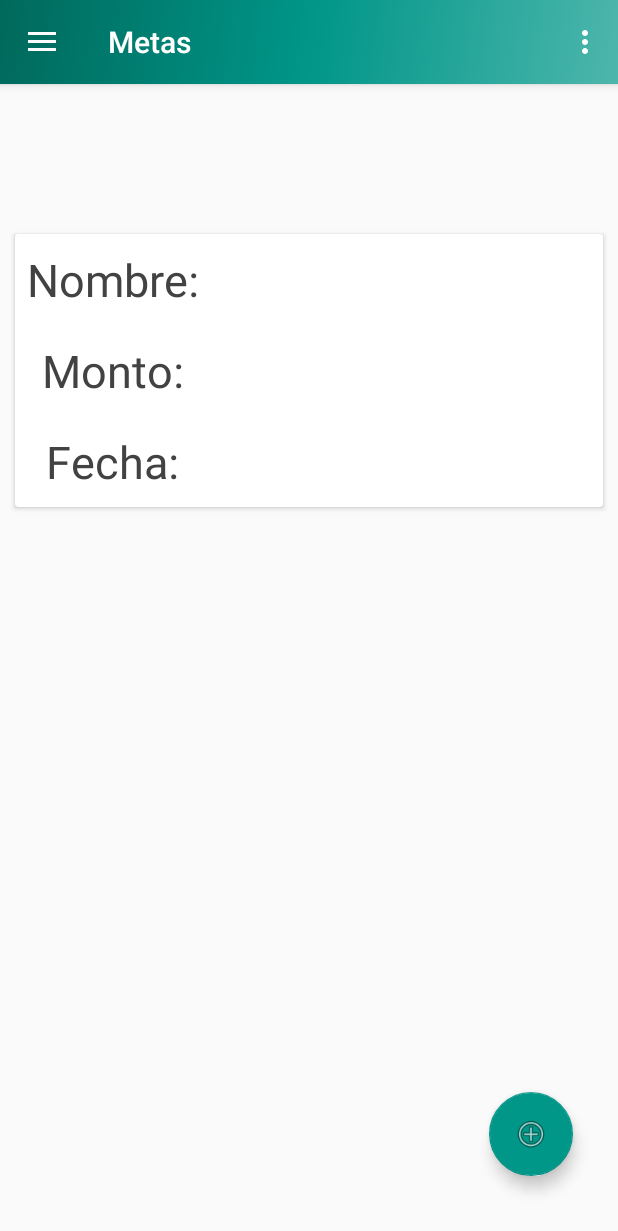
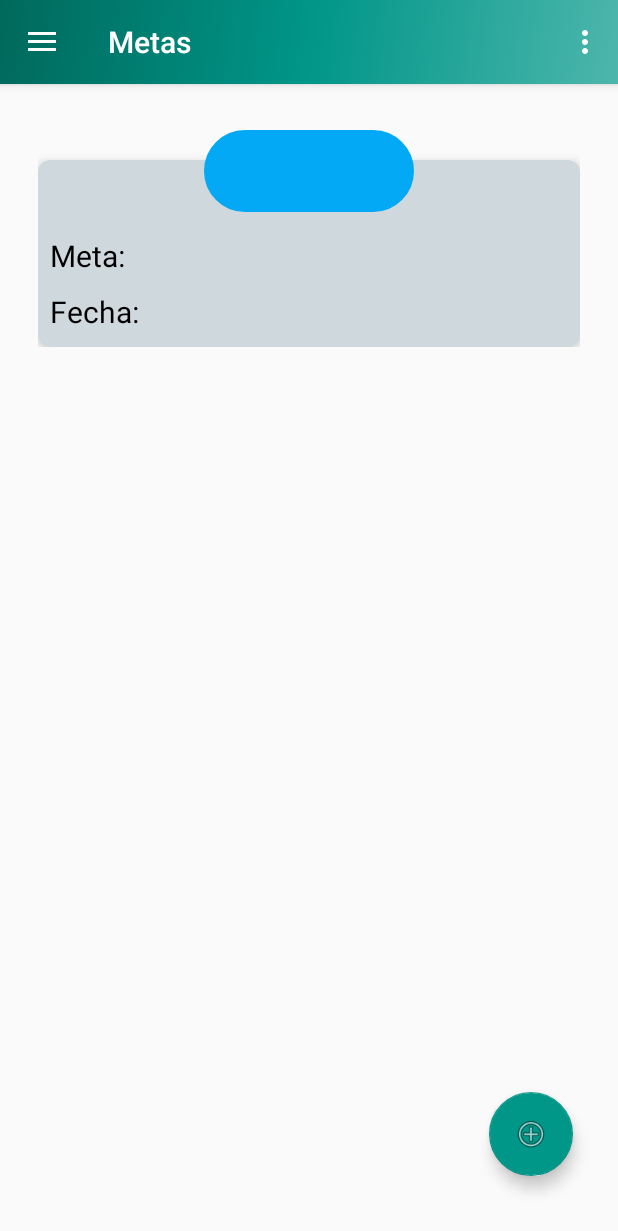
Before and after one commit to DarvinCD/IntegradorMovil, an Android app: the screen it shows after launch once a user with an empty profile is signed in (NavegationActivity), after a tap on "Metas", on a phone screen of 412 x 824 dp. Shown: the top 1231 px of the screen. Run offline under Robolectric (Android 15) with nearby library versions, the phone set to English and light mode, and no system bars; our stand-ins replace Firebase (no records; nobody signed in at launch, a user with empty details on screens opened directly); 7 statements that could not run were skipped; 1 other tap on this screen came first.

Commit message:
cambios en Metas

```diff
--- a/app/src/main/java/com/example/daniel/integradormovil/RecyclerAdapter.java
+++ b/app/src/main/java/com/example/daniel/integradormovil/RecyclerAdapter.java
@@ -2,6 +2,7 @@ package com.example.daniel.integradormovil;
 
 import android.content.Context;
 import android.support.annotation.NonNull;
+import android.support.v7.widget.CardView;
 import android.support.v7.widget.RecyclerView;
 import android.view.LayoutInflater;
 import android.view.View;
@@ -43,12 +44,15 @@ public class RecyclerAdapter extends RecyclerView.Adapter<RecyclerAdapter.MetasV
 
         Meta meta = metas.get(position);
 
+        //int precio=Integer.valueOf(holder.montometa .getText().toString());
 
-        holder.nombremeta.setText(meta.getNombre_meta());
-        holder.montometa.setText(meta.getMonto_meta());
-        holder.fechameta.setText((meta.getFecha_meta()));
 
-    }
+
+            holder.nombremeta.setText(meta.getNombre_meta());
+            holder.montometa.setText("$" + meta.getMonto_meta());
+            holder.fechameta.setText((meta.getFecha_meta()));
+        }
+
 
     @Override
     public int getItemCount() {
@@ -58,13 +62,14 @@ public class RecyclerAdapter extends RecyclerView.Adapter<RecyclerAdapter.MetasV
       class MetasViewHolder extends RecyclerView.ViewHolder{
 
         TextView nombremeta,montometa,fechameta;
+        CardView cardView;
 
      public MetasViewHolder(View itemView) {
          super(itemView);
          fechameta =(TextView)itemView.findViewById(R.id.txtfechalimite);
          montometa =(TextView)itemView.findViewById(R.id.txtMontoMenta);
          nombremeta =(TextView)itemView.findViewById(R.id.txtNombreMeta);
-
+        cardView=(CardView)itemView.findViewById(R.id.cvContainer);
 
      }
  }
--- /dev/null
+++ b/app/src/main/res/drawable-hdpi/layout_bg_corner_mount_1.xml
@@ -0,0 +1,7 @@
+<?xml version="1.0" encoding="utf-8"?>
+<shape xmlns:android="http://schemas.android.com/apk/res/android" android:shape="rectangle">
+    <solid android:color="#03A9F4"/>
+    <stroke android:width="3dp" android:color="#03A9F4" />
+    <corners android:radius="30dp"/>
+    <padding android:left="0dp" android:top="0dp" android:right="0dp" android:bottom="0dp" />
+</shape>
--- a/app/src/main/res/layout/item_metas.xml
+++ b/app/src/main/res/layout/item_metas.xml
@@ -1,101 +1,123 @@
 <?xml version="1.0" encoding="utf-8"?>
-<LinearLayout xmlns:android="http://schemas.android.com/apk/res/android"
+<RelativeLayout xmlns:android="http://schemas.android.com/apk/res/android"
     xmlns:app="http://schemas.android.com/apk/res-auto"
     xmlns:tools="http://schemas.android.com/tools"
     android:layout_width="match_parent"
     android:layout_height="match_parent">
 
-    <android.support.v7.widget.CardView
+    <RelativeLayout
+        android:id="@+id/rlContainer"
         android:layout_width="match_parent"
         android:layout_height="wrap_content"
-        android:layout_marginLeft="10dp"
-        android:layout_marginTop="100dp"
-        android:layout_marginRight="10dp">
+        android:layout_marginBottom="0dp"
+        android:layout_marginLeft="@dimen/space_component3x"
+        android:layout_marginRight="@dimen/space_component3x"
+        android:layout_marginTop="5dp">
 
-        <LinearLayout
+
+        <android.support.v7.widget.CardView
+            xmlns:android="http://schemas.android.com/apk/res/android"
+            xmlns:card_view="http://schemas.android.com/apk/res-auto"
+            android:id="@+id/cvContainer"
+            android:layout_width="match_parent"
+            android:layout_height="wrap_content"
+            android:layout_marginTop="@dimen/card_detail_mount_margin"
+            android:foreground="?android:attr/selectableItemBackground"
+            card_view:cardCornerRadius="8dp"
+            card_view:cardBackgroundColor="#CFD8DC"
+            card_view:cardElevation="4dp"
+            card_view:cardMaxElevation="6dp">
+
+            <TableLayout
                 android:layout_width="match_parent"
                 android:layout_height="match_parent"
-            android:orientation="horizontal">
+                android:paddingTop="20dp"
+                android:paddingLeft="8dp"
+                android:paddingRight="8dp"
+                android:stretchColumns="*">
 
-
-            <LinearLayout
-                android:layout_width="130dp"
-                android:layout_height="match_parent"
-                android:orientation="vertical">
+                <TableRow
+                    android:layout_width="fill_parent"
+                    android:layout_height="wrap_content">
 
                     <TextView
                         android:id="@+id/textView13"
-                    android:layout_width="match_parent"
-                    android:layout_height="wrap_content"
-                    android:layout_marginTop="10dp"
+                        android:layout_width="fill_parent"
+                        android:layout_height="fill_parent"
+                        android:layout_marginTop="30dp"
                         android:layout_marginBottom="10dp"
-                    android:text="Nombre:"
-                    android:textAlignment="center"
-                    android:textColor="@color/cardview_dark_background"
-                    android:textSize="30sp" />
+                        android:text="Meta:"
+                        android:layout_span="2"
+                        android:textColor="#000000"
+                        android:textSize="20dp" />
 
                     <TextView
-                    android:id="@+id/textView12"
-                    android:layout_width="match_parent"
-                    android:layout_height="wrap_content"
-                    android:layout_marginTop="10dp"
+                        android:id="@+id/txtNombreMeta"
+                        android:layout_width="fill_parent"
+                        android:layout_height="fill_parent"
+                        android:layout_marginTop="30dp"
                         android:layout_marginBottom="10dp"
-                    android:text="Monto:"
-                    android:textAlignment="center"
-                    android:textColor="@color/cardview_dark_background"
-                    android:textSize="30sp" />
+                        android:textColor="#000000"
+                        android:layout_span="5"
+                        android:textSize="20dp" />
+
+                </TableRow>
+
+                <TableRow
+                    android:layout_width="fill_parent"
+                    android:layout_height="wrap_content">
 
                     <TextView
                         android:id="@+id/textView11"
+                        android:layout_width="fill_parent"
+                        android:layout_height="fill_parent"
+                        android:layout_marginBottom="10dp"
+                        android:text="Fecha:"
+                        android:layout_span="2"
+                        android:textColor="#000000"
+                        android:textSize="20dp" />
+
+                    <TextView
+                        android:id="@+id/txtfechalimite"
+                        android:layout_width="fill_parent"
+                        android:layout_height="fill_parent"
+                        android:layout_marginBottom="10dp"
+                        android:textColor="#000000"
+                        android:layout_span="5"
+                        android:textSize="20dp" />
+
+
+                </TableRow>
+
+            </TableLayout>
+
+        </android.support.v7.widget.CardView>
+
+
+
+    </RelativeLayout>
+
+    <RelativeLayout
         android:layout_width="match_parent"
         android:layout_height="wrap_content"
-                    android:layout_marginTop="10dp"
-                    android:layout_marginBottom="10dp"
-                    android:text="Fecha:"
-                    android:textAlignment="center"
-                    android:textColor="@color/cardview_dark_background"
-                    android:textSize="30sp" />
-            </LinearLayout>
-
-            <LinearLayout
-                android:layout_width="match_parent"
-                android:layout_height="match_parent"
-                android:orientation="vertical">
-
-                <TextView
-                    android:id="@+id/txtNombreMeta"
-                    android:layout_width="match_parent"
-                    android:layout_height="wrap_content"
-                    android:layout_marginTop="10dp"
-                    android:layout_marginBottom="10dp"
-                    android:textAlignment="center"
-                    android:textColor="@color/cardview_dark_background"
-                    android:textSize="30sp" />
+        android:layout_margin="@dimen/space_component5x">
 
         <TextView
             android:id="@+id/txtMontoMenta"
-                    android:layout_width="match_parent"
+            android:layout_width="140dp"
             android:layout_height="wrap_content"
-                    android:layout_marginTop="10dp"
+            android:layout_marginTop="5dp"
             android:layout_marginBottom="10dp"
+            android:layout_centerHorizontal="true"
+            android:background="@drawable/layout_bg_corner_mount_1"
+            android:fontFamily="sans-serif-thin"
+            android:textStyle="bold"
+            android:padding="@dimen/space_component2x"
+            android:gravity="center"
+            android:textAppearance="?android:attr/textAppearanceLarge"
+            android:textColor="#FFFFFF"
+            android:textSize="@dimen/card_detail_mount_text_size"
+            />
+    </RelativeLayout>
 
-                    android:textAlignment="center"
-                    android:textColor="@color/cardview_dark_background"
-                    android:textSize="30sp" />
-
-                <TextView
-                    android:id="@+id/txtfechalimite"
-                    android:layout_width="match_parent"
-                    android:layout_height="wrap_content"
-                    android:layout_marginTop="10dp"
-                    android:layout_marginBottom="10dp"
-
-                    android:textAlignment="center"
-                    android:textColor="@color/cardview_dark_background"
-                    android:textSize="30sp" />
-
-            </LinearLayout>
-        </LinearLayout>
-    </android.support.v7.widget.CardView>
-
-</LinearLayout>
+</RelativeLayout>
--- a/app/src/main/res/values/dimens.xml
+++ b/app/src/main/res/values/dimens.xml
@@ -7,4 +7,15 @@
     <dimen name="fab_margin">16dp</dimen>
     <dimen name="padding_horizontal_login">32dp</dimen>
     <dimen name="edittext_textsize_login">18sp</dimen>
+
+
+    <!-- Dimensiones CARDVIEW-->
+
+    <dimen name="space_component">5dp</dimen>
+    <dimen name="space_component2x">10dp</dimen>
+    <dimen name="space_component3x">25dp</dimen>
+    <dimen name="space_component5x">25dp</dimen>
+    <dimen name="space_big">20dp</dimen>
+    <dimen name="card_detail_mount_margin">45dp</dimen>
+    <dimen name="card_detail_mount_text_size">25dp</dimen>
 </resources>
```
Lines whose indentation alone changed are shown as unchanged.
